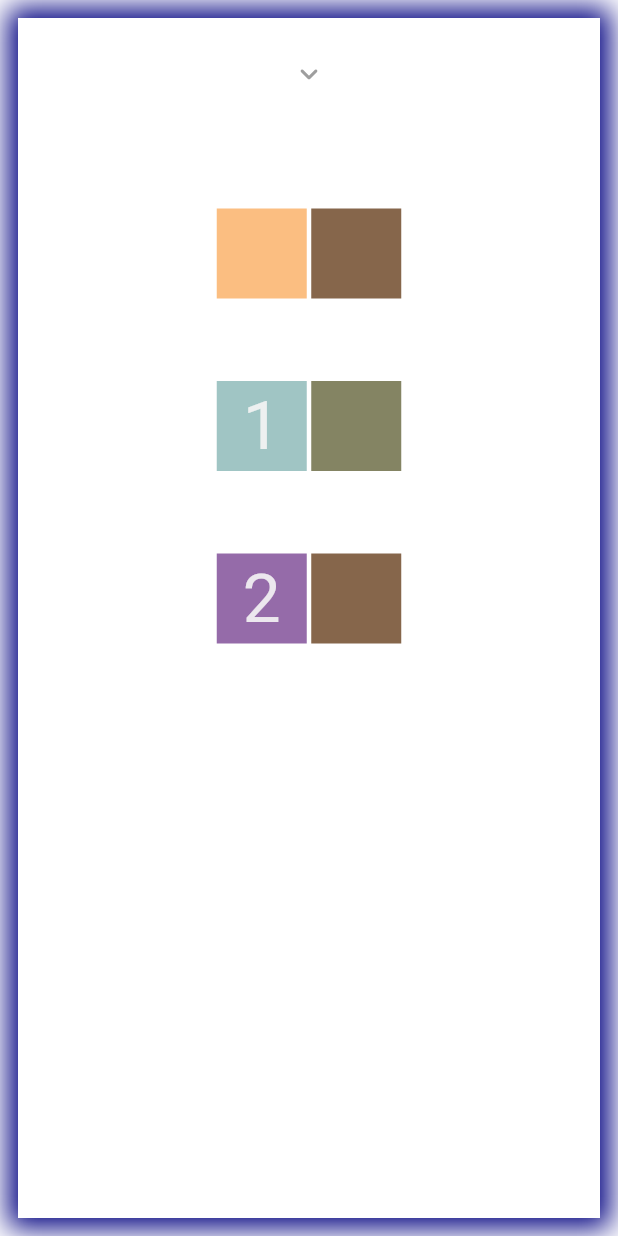
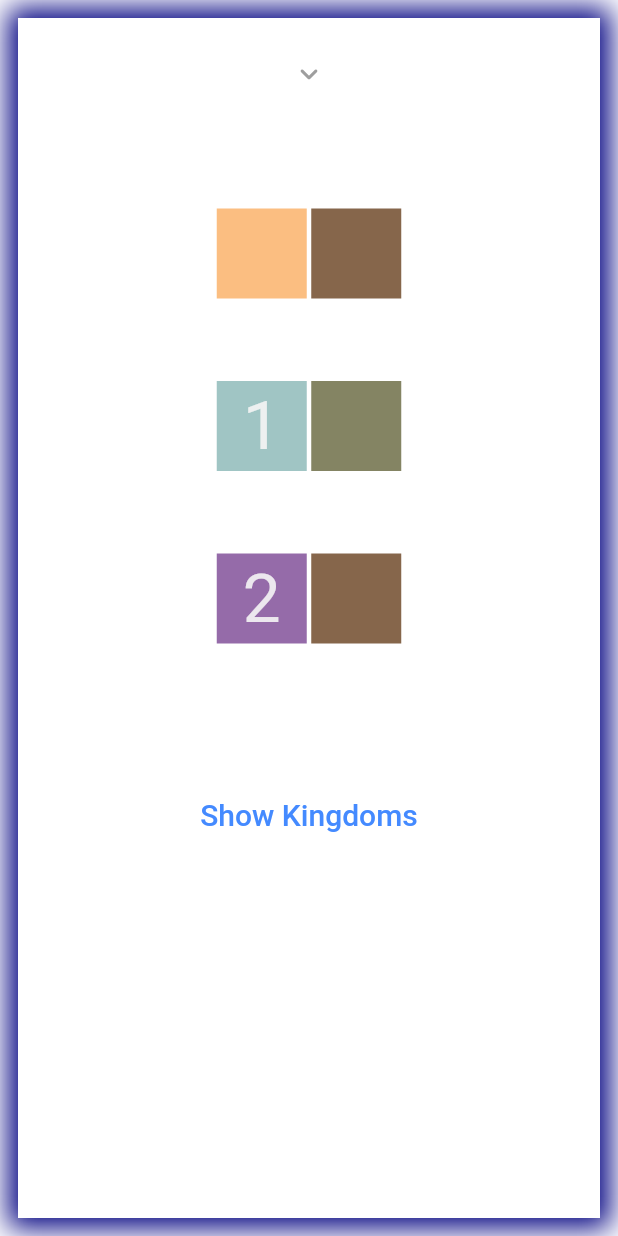
Before and after one commit to LiamWhitenack/Kingdomino, a Flutter app: the screen it shows after launch, on a phone screen of 412 x 824 dp. Run offline on Flutter 3.47's test engine with Material 2 defaults, Android fonts, the phone set to English and light mode, and no system bars; drawn by our look-alikes of sliding_up_panel.

Commit message:
added a (ugly) popup

```diff
--- a/lib/domino_selection_interface.dart
+++ b/lib/domino_selection_interface.dart
@@ -2,6 +2,7 @@
 
 import 'package:flutter/material.dart';
 import 'package:kingdomino/check_valid_position.dart';
+import 'package:kingdomino/kingdom_progress.dart';
 import 'package:sliding_up_panel/sliding_up_panel.dart';
 import 'domino_selection_column.dart';
 import 'dominoes.dart';
@@ -210,6 +211,19 @@ class _DominoSelectionInterfaceState extends State<DominoSelectionInterface> {
       ),
     );
 
+    TextButton showKingdomProgressButton = TextButton(
+      onPressed: () {
+        showKingdomProgress(context, widget.kingdoms);
+      },
+      child: const Text(
+        'Show Kingdoms',
+        style: TextStyle(
+          color: Colors.blueAccent,
+          fontSize: 20,
+        ),
+      ),
+    );
+
     return Container(
       height: 700,
       color: Colors.white,
@@ -231,6 +245,7 @@ class _DominoSelectionInterfaceState extends State<DominoSelectionInterface> {
           ),
           const SizedBox(height: 50),
           widget.showTextButton ? selectDominoTextButton : const SizedBox(),
+          showKingdomProgressButton,
         ],
       ),
     );
--- a/lib/main.dart
+++ b/lib/main.dart
@@ -4,14 +4,24 @@ import 'package:kingdomino/kingdoms.dart';
 import 'package:kingdomino/player_interaction_interface.dart';
 
 void main() {
-  runApp(const MyApp());
+  runApp(const HomeScreen());
 }
 
-class MyApp extends StatelessWidget {
-  const MyApp({super.key});
+// this is where you should be able to set up a game with custom settings
+class HomeScreen extends StatelessWidget {
+  const HomeScreen({super.key});
+
+  @override
+  Widget build(BuildContext context) {
+    return const PlayGame();
+  }
+}
+
+class PlayGame extends StatelessWidget {
+  const PlayGame({super.key});
 
   List<Kingdom> generateListOfNKingdoms(int n) {
-    List<String> colors = ['navy', 'grey', 'forest', 'maroon'];
+    List<String> colors = ['navy', 'dark_grey', 'forest', 'maroon'];
     List<Kingdom> kingdoms = [];
     for (int i = 0; i < n; i++) {
       kingdoms.add(Kingdom(colors[i]));
@@ -33,16 +43,40 @@ class MyApp extends StatelessWidget {
       title: 'Kingdomino',
       home: Scaffold(
         // ignore: avoid_unnecessary_containers
-        body: Container(
-          color: Colors.black87,
-          child: PlayerInteractionInterface(
-            dominoesInTheBox: returnEveryDominoFunction(),
-            numberOfRounds: numberOfRounds,
-            kingdoms: kingdoms,
-            numberOfUniqueKingdoms: numberOfKingdoms,
-          ),
+        body: PlayGameScreen(
+          kingdoms: kingdoms,
+          numberOfKingdoms: numberOfKingdoms,
+          numberOfRounds: numberOfRounds,
         ),
       ),
     );
   }
 }
+
+// I don't think this has to be the way I did it, but I needed to make this
+// class to get the screen height now that a MaterialApp has already been made
+class PlayGameScreen extends StatelessWidget {
+  final int numberOfRounds;
+
+  final List<Kingdom> kingdoms;
+
+  final int numberOfKingdoms;
+
+  const PlayGameScreen(
+      {super.key, required this.numberOfRounds, required this.kingdoms, required this.numberOfKingdoms});
+
+  @override
+  Widget build(BuildContext context) {
+    return Container(
+      color: Colors.black87,
+      child: PlayerInteractionInterface(
+        dominoesInTheBox: returnEveryDominoFunction(),
+        numberOfRounds: numberOfRounds,
+        kingdoms: kingdoms,
+        numberOfUniqueKingdoms: numberOfKingdoms,
+        interfaceHeight: MediaQuery.of(context).size.height,
+        interfaceWidth: MediaQuery.of(context).size.width,
+      ),
+    );
+  }
+}
--- a/lib/player_interaction_interface.dart
+++ b/lib/player_interaction_interface.dart
@@ -16,12 +16,16 @@ class PlayerInteractionInterface extends StatefulWidget {
   final int numberOfRounds;
   final int numberOfUniqueKingdoms;
   List<Kingdom> kingdoms;
+  final double interfaceHeight;
+  final double interfaceWidth;
   PlayerInteractionInterface({
     super.key,
     required this.dominoesInTheBox,
     required this.numberOfRounds,
     required this.kingdoms,
     required this.numberOfUniqueKingdoms,
+    required this.interfaceHeight,
+    required this.interfaceWidth,
   });
 
   @override
--- a/lib/show_alert_dialogue.dart
+++ b/lib/show_alert_dialogue.dart
@@ -1,6 +1,6 @@
 import 'package:flutter/material.dart';
 
-showAlertDialog(BuildContext context, String title, String message) {
+void showAlertDialog(BuildContext context, String title, String message) {
   // set up the button
   Widget okButton = TextButton(
     child: const Text("OK"),
```
Also changed, not shown: lib/kingdom_progress.dart (added, +59 -0 lines), 1 other file.
